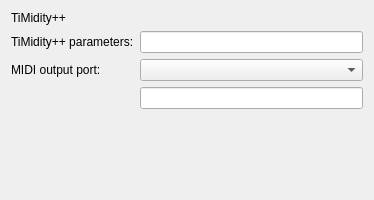
Qt form src/settingsmidi.ui (KDE/minuet) before a commit.
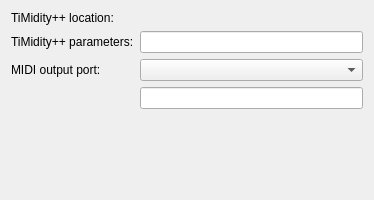
The same form after that commit. Custom widgets are drawn as their Qt base class.

What changed in the file:
```diff
--- a/src/settingsmidi.ui
+++ b/src/settingsmidi.ui
@@ -14,7 +14,7 @@
    <item row="0" column="0">
     <widget class="QLabel" name="timidityLabel">
      <property name="text">
-      <string>TiMidity++</string>
+      <string>TiMidity++ location:</string>
      </property>
     </widget>
    </item>
```
Left out of the diff: 2 changed lines with no effect on the pictures.
